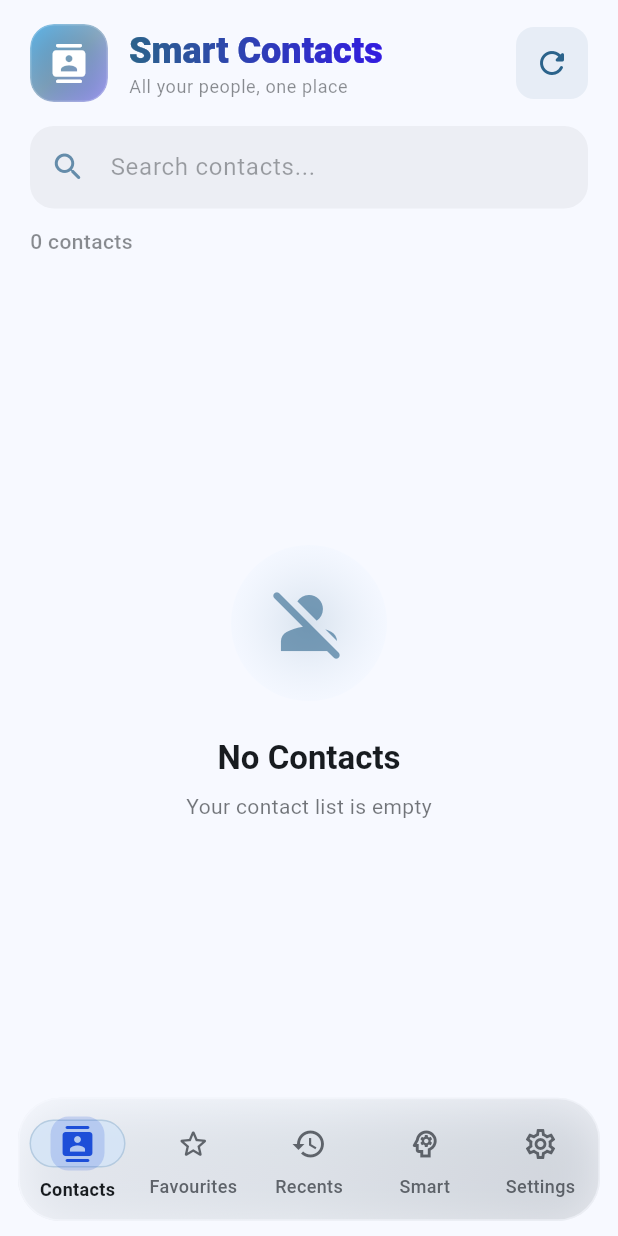
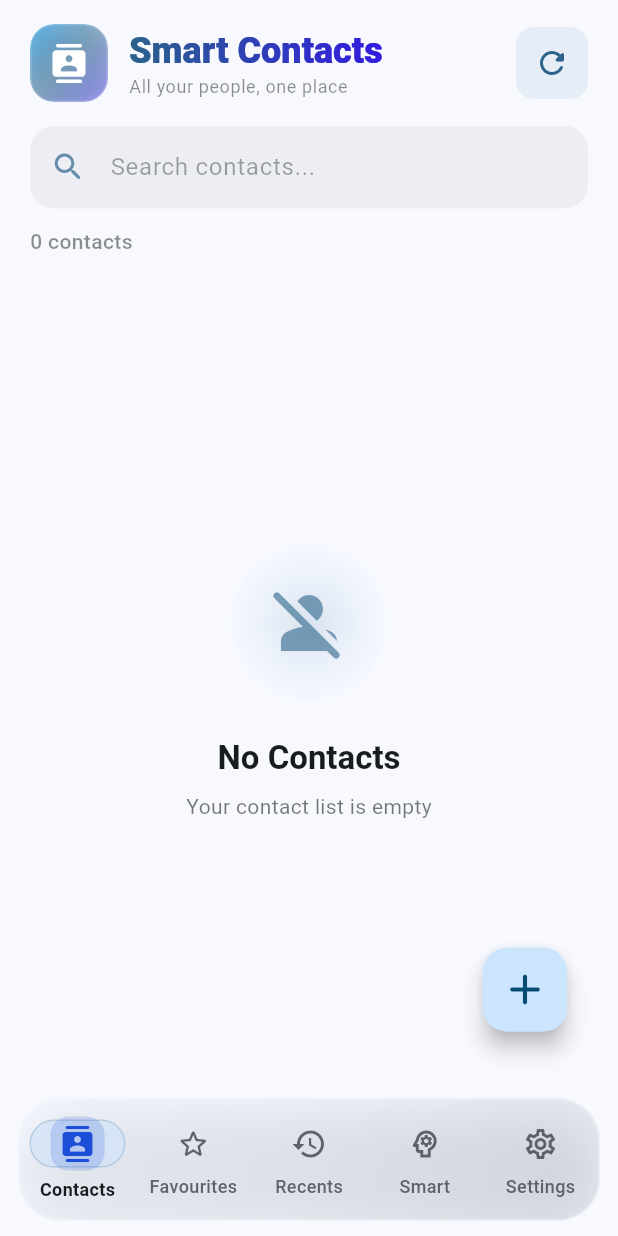
Before and after one commit to lijo-daniel-eb/nice_contacts, a Flutter app: the screen it shows after launch, on a phone screen of 412 x 824 dp. Run offline on Flutter 3.47's test engine with Material 3 defaults, Android fonts, the phone set to English and light mode, and no system bars; our stand-ins replace audioplayers, file_picker, flutter_contacts, font_awesome_flutter, permission_handler, share_plus and 1 more.

Commit message:
new contact option

```diff
--- a/lib/screens/contacts_screen.dart
+++ b/lib/screens/contacts_screen.dart
@@ -4,6 +4,7 @@ import 'dart:ui';
 import 'package:flutter/material.dart';
 import 'package:flutter_contacts/flutter_contacts.dart';
 import 'package:my_contacts/screens/contact_detail_screen.dart';
+import 'package:my_contacts/screens/edit_contact_screen.dart';
 import 'package:my_contacts/services/contacts_repository.dart';
 import 'package:my_contacts/services/direct_call_service.dart';
 import 'package:my_contacts/services/preferences_service.dart';
@@ -89,6 +90,13 @@ class ContactsScreenState extends State<ContactsScreen>
     await _repo.refresh();
   }
 
+  Future<void> _addContact() async {
+    await Navigator.push(
+      context,
+      MaterialPageRoute(builder: (_) => const EditContactScreen()),
+    );
+  }
+
   void _filterContacts(String query) {
     setState(() {
       _filteredContacts = _applyFilter(_allContacts, query);
@@ -160,6 +168,18 @@ class ContactsScreenState extends State<ContactsScreen>
 
     return Scaffold(
       backgroundColor: colorScheme.surface,
+      floatingActionButtonLocation: FloatingActionButtonLocation.endFloat,
+      floatingActionButton: Padding(
+        padding: EdgeInsets.only(
+          bottom: MediaQuery.of(context).padding.bottom + 28,
+          right: 18,
+        ),
+        child: FloatingActionButton(
+          onPressed: _addContact,
+          child: const Icon(Icons.add_rounded, size: 34),
+          tooltip: 'Add Contact',
+        ),
+      ),
       body: SafeArea(
         child: Column(
           crossAxisAlignment: CrossAxisAlignment.start,
```
Also changed, not shown: lib/screens/edit_contact_screen.dart (+15 -4 lines).
